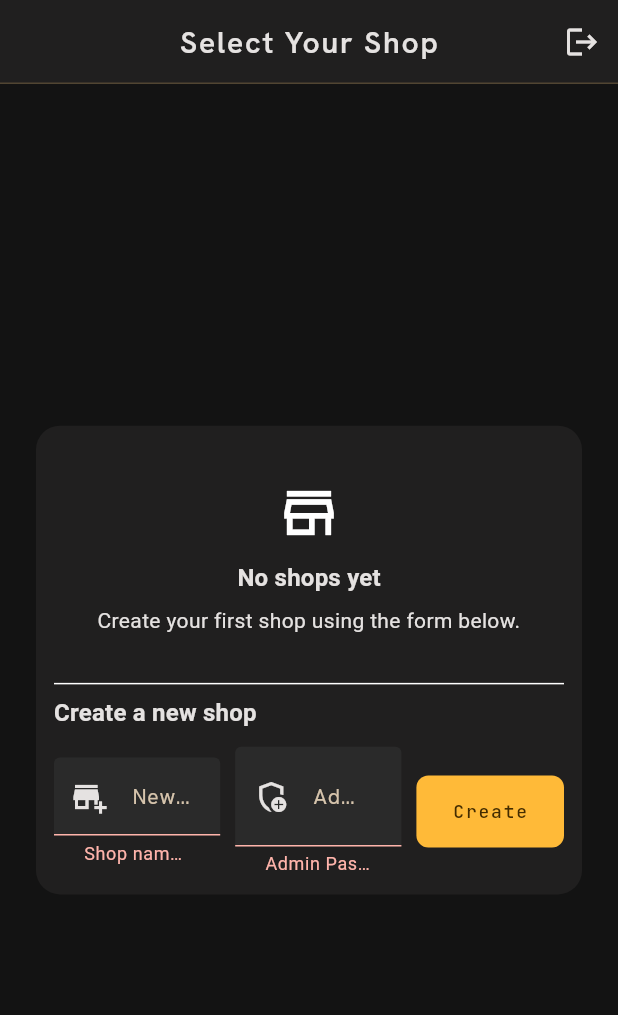
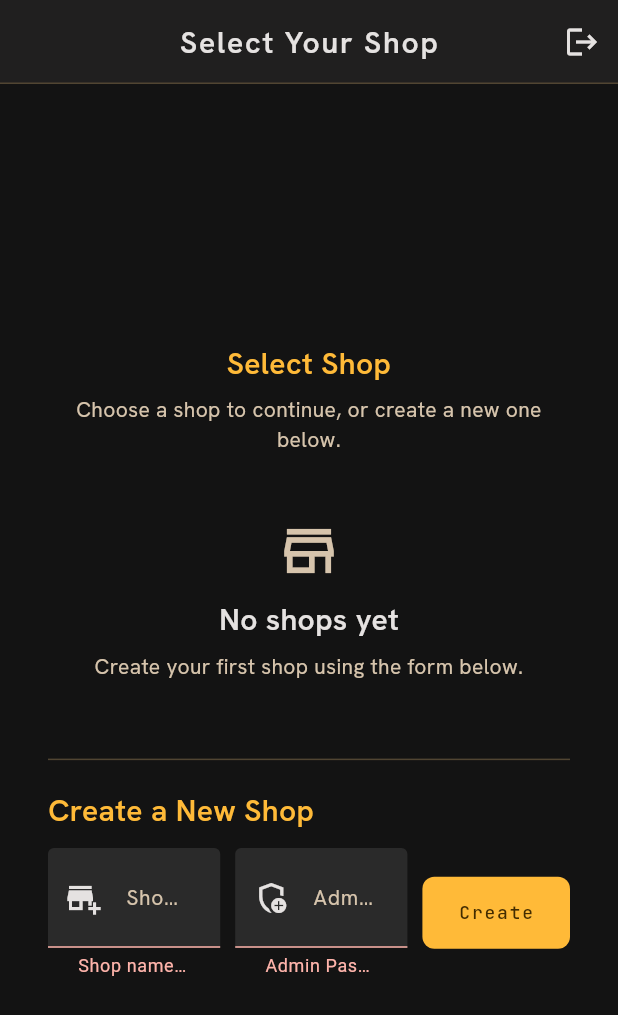
Before and after one commit to Anas-Baigg/kiosk_app, a Flutter app: the screen it shows once a user with an empty profile is signed in, after a tap on "Create", on a phone screen of 412 x 824 dp. Shown: the top 1015 px of the screen. Run offline on Flutter 3.47's test engine with Material 3 defaults, Android fonts, the phone set to English and light mode, and no system bars; our stand-ins replace connectivity_plus, flutter_dotenv, flutter_slidable, google_fonts, shared_preferences, sqflite and 1 more; missing offline and left inert: bcrypt; accounts and stored records are empty.

Commit message:
implemented new ui on all screens

```diff
--- a/lib/screens/auth_screen.dart
+++ b/lib/screens/auth_screen.dart
@@ -1,4 +1,6 @@
 import 'package:flutter/material.dart';
+import 'package:kiosk_app/utils/app_constants.dart';
+import 'package:kiosk_app/utils/app_theme.dart';
 import 'package:kiosk_app/widgets/gradient_scaffold.dart';
 import 'package:supabase_flutter/supabase_flutter.dart';
 import 'package:kiosk_app/utils/validators/auth_validators.dart';
@@ -90,48 +92,32 @@ class _AuthScreenState extends State<AuthScreen> {
                   ),
                   child: ConstrainedBox(
                     constraints: BoxConstraints(maxWidth: maxFormWidth),
-                    child: Card(
-                      elevation: isWide ? 10 : 0,
-                      color: isWide
-                          ? Colors.white.withValues(alpha: 0.92)
-                          : Colors.transparent,
-                      shape: RoundedRectangleBorder(
-                        borderRadius: BorderRadius.circular(16),
-                      ),
-                      child: Padding(
-                        padding: EdgeInsets.all(isWide ? 28 : 0),
                     child: Form(
                       key: _formKey,
                       child: Column(
                         mainAxisSize: MainAxisSize.min,
                         crossAxisAlignment: CrossAxisAlignment.stretch,
                         children: [
-                              if (isWide) ...[
                           Text(
-                                  _isSignUp
-                                      ? 'Create your owner account'
-                                      : 'Welcome back',
-                                  style: Theme.of(context)
-                                      .textTheme
-                                      .headlineSmall
-                                      ?.copyWith(fontWeight: FontWeight.w700),
+                            AppConstants.appName,
+                            style: AppTextStyles.headlineLg().copyWith(
+                              color: AppColors.primary,
+                            ),
                             textAlign: TextAlign.center,
                           ),
                           const SizedBox(height: 6),
                           Text(
-                                  _isSignUp
-                                      ? 'Register to manage your kiosk'
-                                      : 'Login to continue',
-                                  style: Theme.of(context).textTheme.bodyMedium,
+                            "Staff & Management Portal",
+                            style: AppTextStyles.labelCaps(),
                             textAlign: TextAlign.center,
                           ),
-                                const SizedBox(height: 22),
-                              ],
+                          const SizedBox(height: 32),
 
                           TextFormField(
                             controller: _emailController,
                             keyboardType: TextInputType.emailAddress,
                             textInputAction: TextInputAction.next,
+                            style: AppTextStyles.bodyLg(),
                             autovalidateMode:
                                 AutovalidateMode.onUserInteraction,
                             validator: Validators.email,
@@ -146,6 +132,7 @@ class _AuthScreenState extends State<AuthScreen> {
                             controller: _passwordController,
                             obscureText: _obscurePassword,
                             textInputAction: TextInputAction.done,
+                            style: AppTextStyles.bodyLg(),
                             autovalidateMode:
                                 AutovalidateMode.onUserInteraction,
                             validator: (v) =>
@@ -165,14 +152,13 @@ class _AuthScreenState extends State<AuthScreen> {
                                       : Icons.visibility,
                                 ),
                                 onPressed: () => setState(
-                                      () =>
-                                          _obscurePassword = !_obscurePassword,
+                                  () => _obscurePassword = !_obscurePassword,
                                 ),
                               ),
                             ),
                           ),
 
-                              const SizedBox(height: 18),
+                          const SizedBox(height: 24),
 
                           SizedBox(
                             height: 48,
@@ -193,15 +179,22 @@ class _AuthScreenState extends State<AuthScreen> {
                                   ),
                           ),
 
-                              const SizedBox(height: 10),
+                          const SizedBox(height: 12),
 
-                              TextButton(
+                          OutlinedButton(
                             onPressed: () => setState(() {
                               _isSignUp = !_isSignUp;
 
                               // Optional: re-run validation when switching mode
                               _formKey.currentState?.validate();
                             }),
+                            style: OutlinedButton.styleFrom(
+                              side: const BorderSide(
+                                color: AppColors.outlineVariant,
+                              ),
+                              foregroundColor: AppColors.onSurface,
+                              minimumSize: const Size(0, 48),
+                            ),
                             child: Text(
                               _isSignUp
                                   ? 'Already have an account? Login'
@@ -214,8 +207,6 @@ class _AuthScreenState extends State<AuthScreen> {
                   ),
                 ),
               ),
-                ),
-              ),
             );
           },
         ),
--- a/lib/screens/shop_selection_screen.dart
+++ b/lib/screens/shop_selection_screen.dart
@@ -2,6 +2,7 @@ import 'package:flutter/material.dart';
 import 'package:kiosk_app/screens/app_state.dart';
 import 'package:kiosk_app/screens/shop_storage.dart';
 import 'package:kiosk_app/services/download_service.dart';
+import 'package:kiosk_app/utils/app_theme.dart';
 import 'package:kiosk_app/utils/validators/shop_validators.dart';
 import 'package:kiosk_app/widgets/gradient_scaffold.dart';
 import 'package:kiosk_app/views/home_page.dart';
@@ -175,31 +176,25 @@ class _ShopSelectionScreenState extends State<ShopSelectionScreen> {
                 padding: const EdgeInsets.all(20),
                 child: ConstrainedBox(
                   constraints: BoxConstraints(maxWidth: maxWidth),
-                  child: Card(
-                    elevation: isWide ? 10 : 0,
-                    shape: RoundedRectangleBorder(
-                      borderRadius: BorderRadius.circular(16),
-                    ),
                   child: Padding(
                     padding: EdgeInsets.all(isWide ? 24 : 12),
                     child: Column(
                       crossAxisAlignment: CrossAxisAlignment.stretch,
                       children: [
-                          if (isWide) ...[
                         Text(
-                              'Choose a shop to continue',
+                          'Select Shop',
                           textAlign: TextAlign.center,
-                              style: Theme.of(context).textTheme.headlineSmall
-                                  ?.copyWith(fontWeight: FontWeight.w700),
+                          style: AppTextStyles.titleMd().copyWith(
+                            color: AppColors.primary,
+                          ),
                         ),
                         const SizedBox(height: 6),
                         Text(
-                              'You can also create a new shop below.',
+                          'Choose a shop to continue, or create a new one below.',
                           textAlign: TextAlign.center,
-                              style: Theme.of(context).textTheme.bodyMedium,
+                          style: AppTextStyles.bodySm(),
                         ),
                         const SizedBox(height: 18),
-                          ],
 
                         // Shops list
                         if (_shops.isEmpty)
@@ -207,21 +202,20 @@ class _ShopSelectionScreenState extends State<ShopSelectionScreen> {
                             padding: const EdgeInsets.symmetric(vertical: 24),
                             child: Column(
                               children: [
-                                  const Icon(Icons.store_outlined, size: 44),
+                                const Icon(
+                                  Icons.store_outlined,
+                                  size: 44,
+                                  color: AppColors.onSurfaceVariant,
+                                ),
                                 const SizedBox(height: 10),
                                 Text(
                                   'No shops yet',
-                                    style: Theme.of(context)
-                                        .textTheme
-                                        .titleMedium
-                                        ?.copyWith(fontWeight: FontWeight.w600),
+                                  style: AppTextStyles.titleMd(),
                                 ),
                                 const SizedBox(height: 6),
                                 Text(
                                   'Create your first shop using the form below.',
-                                    style: Theme.of(
-                                      context,
-                                    ).textTheme.bodyMedium,
+                                  style: AppTextStyles.bodySm(),
                                   textAlign: TextAlign.center,
                                 ),
                               ],
@@ -233,25 +227,45 @@ class _ShopSelectionScreenState extends State<ShopSelectionScreen> {
                             physics: const NeverScrollableScrollPhysics(),
                             itemCount: _shops.length,
                             separatorBuilder: (_, _) =>
-                                  const Divider(height: 1),
+                                const SizedBox(height: 10),
                             itemBuilder: (context, index) {
                               final shop = _shops[index];
-                                return ListTile(
-                                  leading: const Icon(Icons.store),
-                                  title: Text(shop['name'] ?? ''),
-                                  subtitle: Text('ID: ${shop['id']}'),
-                                  trailing: const Icon(Icons.chevron_right),
+                              return Container(
+                                decoration: BoxDecoration(
+                                  color: AppColors.surfaceContainer,
+                                  borderRadius: BorderRadius.circular(12),
+                                  border: Border.all(
+                                    color: AppColors.outlineVariant,
+                                  ),
+                                ),
+                                child: ListTile(
+                                  leading: const Icon(
+                                    Icons.storefront,
+                                    color: AppColors.primary,
+                                  ),
+                                  title: Text(
+                                    shop['name'] ?? '',
+                                    style: AppTextStyles.bodyLg(),
+                                  ),
+                                  trailing: const Icon(
+                                    Icons.chevron_right,
+                                    color: AppColors.outlineVariant,
+                                  ),
                                   onTap: () => _selectShop(shop),
+                                ),
                               );
                             },
                           ),
 
-                          const Divider(),
+                        const SizedBox(height: 20),
+                        const Divider(color: AppColors.outlineVariant),
+                        const SizedBox(height: 12),
 
                         Text(
-                            'Create a new shop',
-                            style: Theme.of(context).textTheme.titleMedium
-                                ?.copyWith(fontWeight: FontWeight.w700),
+                          'Create a New Shop',
+                          style: AppTextStyles.titleMd().copyWith(
+                            color: AppColors.primary,
+                          ),
                         ),
                         const SizedBox(height: 10),
 
@@ -271,6 +285,7 @@ class _ShopSelectionScreenState extends State<ShopSelectionScreen> {
                                       _creating ? null : _createShop(),
                                   decoration: const InputDecoration(
                                     hintText: 'New shop name',
+                                    labelText: 'Shop Name',
                                     prefixIcon: Icon(Icons.add_business),
                                   ),
                                 ),
@@ -329,7 +344,6 @@ class _ShopSelectionScreenState extends State<ShopSelectionScreen> {
                 ),
               ),
             ),
-            ),
           );
         },
       ),
--- a/lib/utils/app_constants.dart
+++ b/lib/utils/app_constants.dart
@@ -1,4 +1,4 @@
 class AppConstants {
   AppConstants._();
-  static const String appName = 'Crazy Cutz';
+  static const String appName = 'Barber Pos';
 }
--- a/lib/views/report.dart
+++ b/lib/views/report.dart
@@ -9,6 +9,7 @@ import 'package:kiosk_app/services/database/repositories/time_log_repository.dar
 import 'package:kiosk_app/services/database/repositories/till_balance_repository.dart';
 import 'package:kiosk_app/services/database/repositories/transaction_repository.dart';
 import 'package:kiosk_app/services/download_service.dart';
+import 'package:kiosk_app/utils/app_theme.dart';
 import 'package:kiosk_app/widgets/date_range_picker.dart';
 import 'package:kiosk_app/widgets/financial_report_card.dart';
 import 'package:kiosk_app/widgets/gradient_scaffold.dart';
@@ -422,7 +423,7 @@ class _ReportsPageState extends State<ReportsPage> {
             return Center(
               child: Text(
                 'Error: $_errorMessage',
-                style: const TextStyle(color: Colors.red),
+                style: AppTextStyles.bodyLg().copyWith(color: AppColors.error),
               ),
             );
           }
```
Also changed, not shown: lib/views/admin_page.dart (+107 -7 lines), lib/views/home_page.dart (+8 -4 lines), lib/widgets/home_tile.dart (+33 -41 lines). Lines whose indentation alone changed are shown as unchanged.
